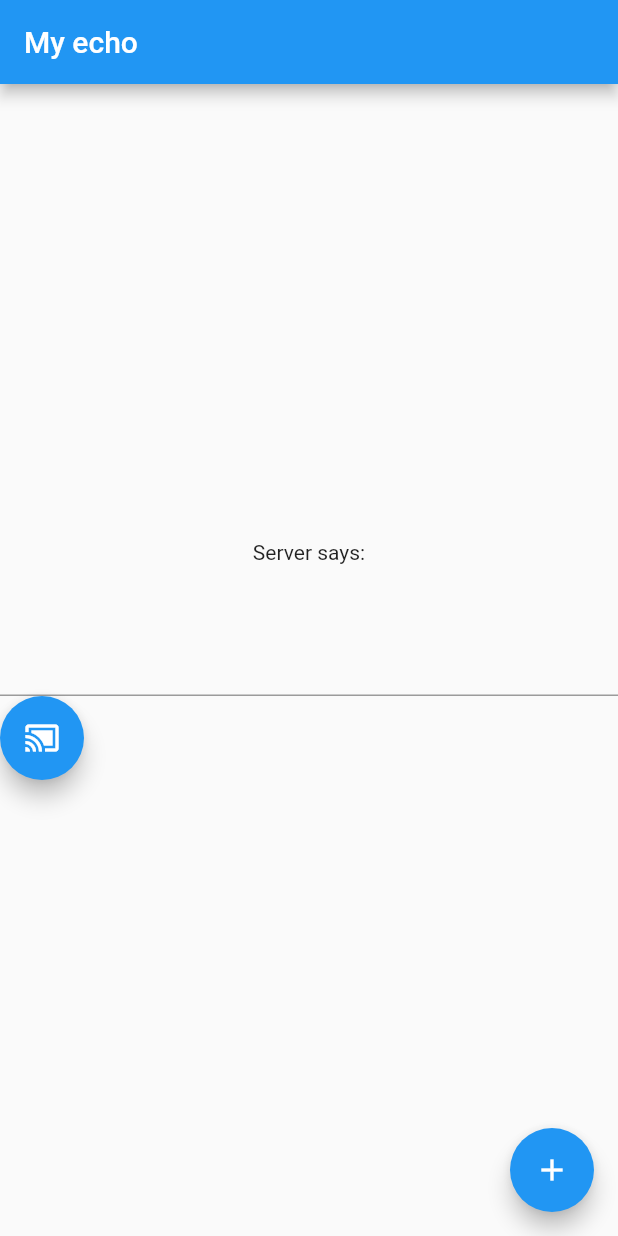
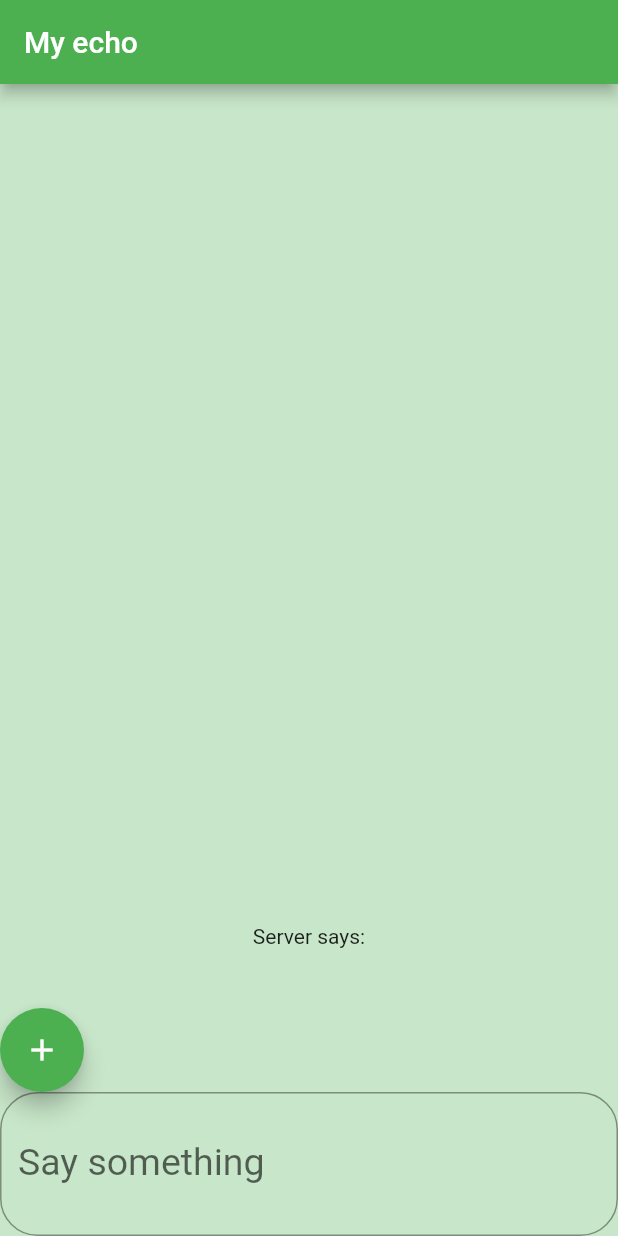
Before and after one commit to christinaav/echo, a Flutter app: the screen it shows after launch, after a tap on the "add" icon, on a phone screen of 412 x 824 dp. Run offline on Flutter 3.47's test engine with Material 2 defaults, Android fonts, the phone set to English and light mode, and no system bars; Roboto replaces fonts that are missing (Poppins).

Commit message:
green version

```diff
--- a/client_side/client/lib/main.dart
+++ b/client_side/client/lib/main.dart
@@ -13,7 +13,7 @@ class MyApp extends StatelessWidget {
     return MaterialApp(
       title: 'Flutter Demo',
       theme: ThemeData(
-        primarySwatch: Colors.blue,
+        primarySwatch: Colors.green,
       ),
       home: MyHomePage(title: 'My echo'),
     );
@@ -40,14 +40,14 @@ class _MyHomePageState extends State<MyHomePage> {
   }
 
   void connect() {
-    Socket.connect('192.168.1.90', 3000).then((socket) {
+    Socket.connect('192.168.1.195', 3000).then((socket) {
       print('Connected to: '
           '${socket.remoteAddress.address}:${socket.remotePort}');
     });
   }
 
   void send() {
-    Socket.connect('192.168.1.90', 3000).then((socket) {
+    Socket.connect('192.168.1.195', 3000).then((socket) {
       socket.listen((List<int> data) {
         // Uint8List
         setState(() {
@@ -66,9 +66,12 @@ class _MyHomePageState extends State<MyHomePage> {
       appBar: AppBar(
         title: Text(widget.title),
       ),
+      backgroundColor: Colors.green[100],
       body: Center(
         child: Column(
-          mainAxisAlignment: MainAxisAlignment.center,
+          crossAxisAlignment: CrossAxisAlignment.center,
+          mainAxisSize: MainAxisSize.max,
+          mainAxisAlignment: MainAxisAlignment.end,
           children: <Widget>[
             Text(
               'Server says:',
@@ -77,34 +80,36 @@ class _MyHomePageState extends State<MyHomePage> {
               '$temp',
               style: Theme.of(context).textTheme.display1,
             ),
-            TextField(
-              controller: mycontroller,
-            ),
             Row(
               children: <Widget>[
                 FloatingActionButton(
-                  onPressed: send,
-                  child: Icon(Icons.cast_connected),
+                  onPressed: connect,
+                  child: Icon(Icons.add),
                 )
               ],
-            )
+            ),
+            TextField(
+              controller: mycontroller,
+              decoration: new InputDecoration(
+                labelText: "Say something",
+                fillColor: Colors.white,
+                border: new OutlineInputBorder(
+                  borderRadius: new BorderRadius.circular(25.0),
+                  borderSide: new BorderSide(color: Colors.green),
+                ),
+                suffix: FloatingActionButton(
+                  child: Icon(Icons.send),
+                  backgroundColor: Colors.green,
+                  onPressed: send,
+                ),
+              ),
+              style: new TextStyle(
+                fontFamily: "Poppins",
+                fontSize: 25.0,
+              ),
+            ),
           ],
         ),
-      ),
-      floatingActionButton: FloatingActionButton(
-        onPressed: () {
-          connect();
-          /*return showDialog(
-            context: context,
-            builder: (context) {
-              return AlertDialog(
-                content: Text(mycontroller.text),
-              );
-            },
-          );*/
-        },
-        tooltip: 'Increment',
-        child: Icon(Icons.add),
       ),
     );
   }
--- a/server_side/server.dart
+++ b/server_side/server.dart
@@ -2,7 +2,7 @@ import 'dart:io';
 
 void main() {
   //ServerSocket.bind("192.168.43.242", 3000).then((ServerSocket server) {
-  ServerSocket.bind('192.168.1.90', 3000).then((ServerSocket server) {
+  ServerSocket.bind('192.168.1.195', 3000).then((ServerSocket server) {
     server.listen(handleClient);
   });
 }
```
